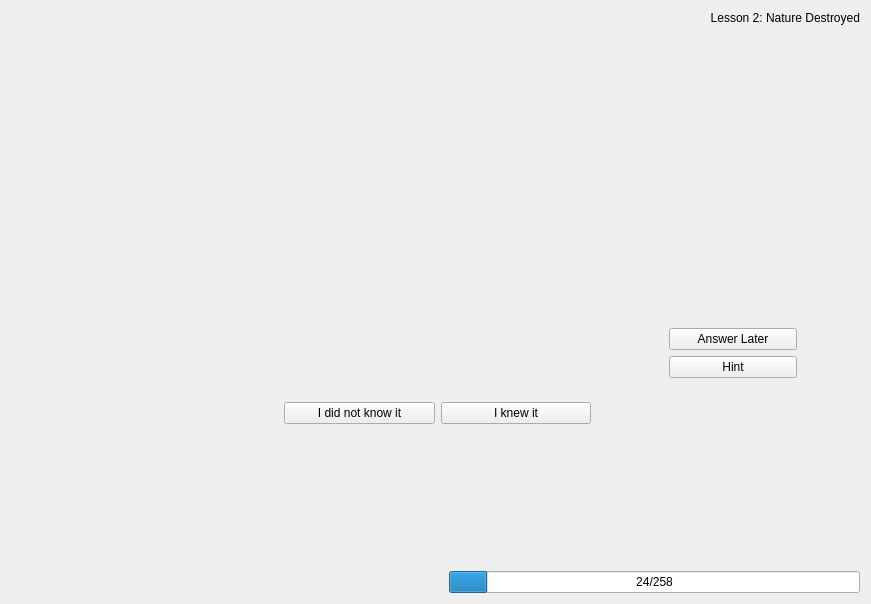
First picture: the form in src/practice/practice_mainwindow.ui, repository KDE/parley, before the edit.
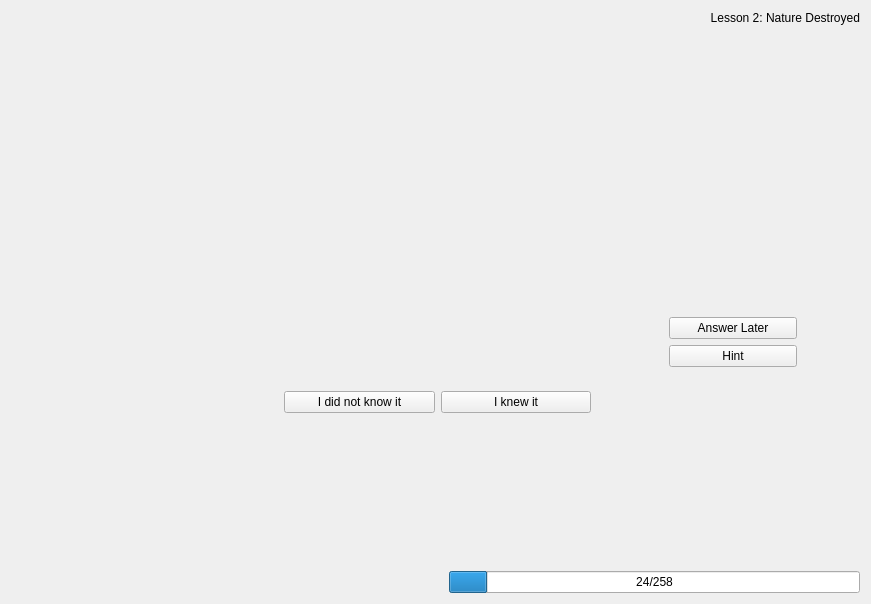
Second picture: the form after the edit. Custom widgets are drawn as their Qt base class.

Commit message: add spacers to the right button area

```diff
--- a/src/practice/practice_mainwindow.ui
+++ b/src/practice/practice_mainwindow.ui
@@ -77,6 +77,19 @@
      </item>
      <item row="0" column="5">
       <layout class="QVBoxLayout" name="verticalLayout_11">
+       <item>
+        <spacer name="verticalSpacer_4">
+         <property name="orientation">
+          <enum>Qt::Vertical</enum>
+         </property>
+         <property name="sizeHint" stdset="0">
+          <size>
+           <width>20</width>
+           <height>0</height>
+          </size>
+         </property>
+        </spacer>
+       </item>
        <item>
         <widget class="QWidget" name="rightContainer" native="true">
          <layout class="QVBoxLayout" name="verticalLayout_2">
@@ -122,6 +135,19 @@
          </layout>
         </widget>
        </item>
+       <item>
+        <spacer name="verticalSpacer_5">
+         <property name="orientation">
+          <enum>Qt::Vertical</enum>
+         </property>
+         <property name="sizeHint" stdset="0">
+          <size>
+           <width>20</width>
+           <height>0</height>
+          </size>
+         </property>
+        </spacer>
+       </item>
       </layout>
      </item>
      <item row="0" column="6">
@@ -277,7 +303,7 @@
          <property name="sizeHint" stdset="0">
           <size>
            <width>20</width>
-           <height>38</height>
+           <height>143</height>
           </size>
          </property>
         </spacer>
```
